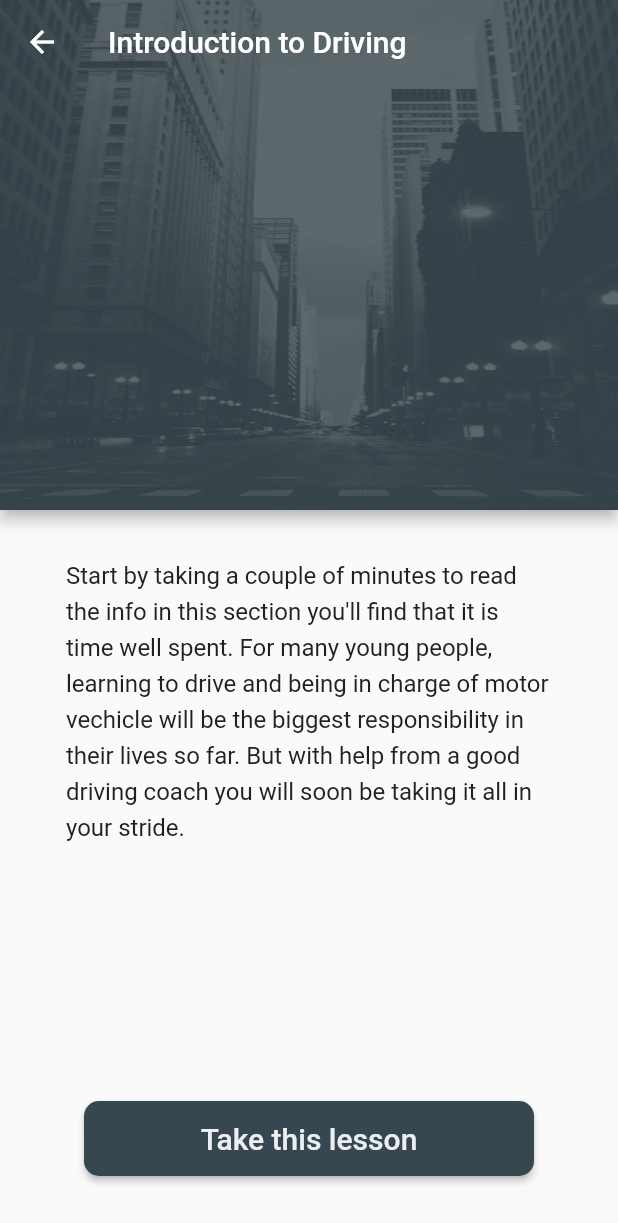
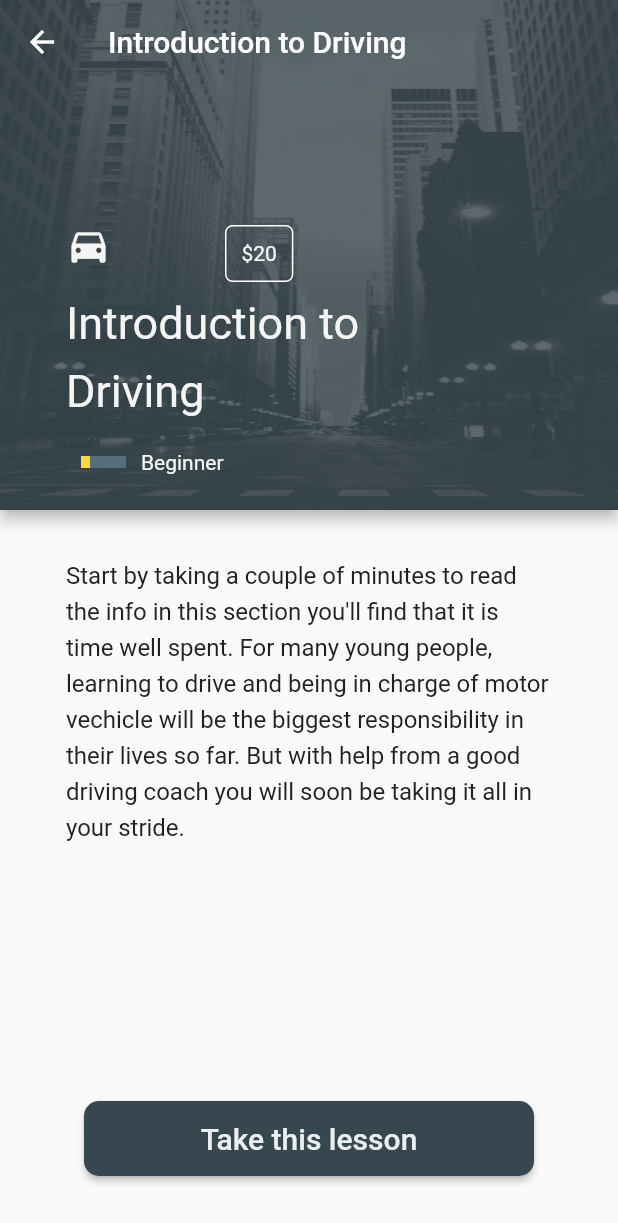
Before and after one commit to sofiabukovskaya/driving_app_flutter, a Flutter app: the screen it shows after launch, after a tap on "Introduction to Driving", on a phone screen of 412 x 824 dp. Shown: the top 1223 px of the screen. Run offline on Flutter 3.47's test engine with Material 2 defaults, Android fonts, the phone set to English and light mode, and no system bars; drawn by our look-alikes of percent_indicator.

Commit message:
Show info to another screen

```diff
--- a/lib/src/infoPageDriving.dart
+++ b/lib/src/infoPageDriving.dart
@@ -1,12 +1,6 @@
 import 'package:flutter/cupertino.dart';
 import 'package:flutter/material.dart';
-
-// class InfoPageDriving extends StatefulWidget {
-//   @override
-//   State<StatefulWidget> createState() {
-//     return InfoPageDrivingState();
-//   }
-// }
+import 'package:percent_indicator/percent_indicator.dart';
 
 class InfoPageDrivingState extends StatelessWidget {
   final String textTitle;
@@ -14,7 +8,10 @@ class InfoPageDrivingState extends StatelessWidget {
   final Icon iconData;
   final double percents;
 
-  InfoPageDrivingState({Key key, @required this.textTitle, this.levelDriver, this.iconData, this.percents}) : super(key: key);
+  InfoPageDrivingState(
+      {Key key, @required this.textTitle, this.levelDriver, this.iconData, this.percents})
+      : super(key: key);
+
   @override
   Widget build(BuildContext context) {
     return MaterialApp(
@@ -22,21 +19,54 @@ class InfoPageDrivingState extends StatelessWidget {
       theme: ThemeData(
         primaryColor: Color(0xFF37474F),
       ),
-      home: Scaffold (
+      home: Scaffold(
         appBar: PreferredSize(
           preferredSize: Size.fromHeight(340),
-          child: AppBar(
-              title: Text(textTitle),
-              leading: IconButton(icon: Icon(Icons.arrow_back), onPressed:() => Navigator.pop(context)),
+          child: Stack(
+            children: <Widget>[
+          AppBar(
+          title: Text(textTitle, textAlign: TextAlign.center,),
+          leading: IconButton(icon: Icon(Icons.arrow_back),
+              onPressed: () => Navigator.pop(context)),
           flexibleSpace: Container(
             decoration: BoxDecoration(
                 image: DecorationImage(
                   image: AssetImage('images/background_new_york.jpg'),
-                  colorFilter: ColorFilter.mode(Colors.black.withOpacity(0.2), BlendMode.dstATop),
+                  colorFilter: ColorFilter.mode(
+                      Colors.black.withOpacity(0.2), BlendMode.dstATop),
                   fit: BoxFit.fill,
                 )
             ),
           ),
+        ),
+        Padding(padding: EdgeInsets.only(top: 150, left: 44),
+            child: Icon(Icons.drive_eta, size: 30.0, color: Colors.grey[100])
+        ),
+        Padding(padding: EdgeInsets.only(top: 190, left: 44, right: 170),
+            child: Text(textTitle, style: TextStyle(
+                fontSize: 30, height: 1.5, color: Colors.grey[100]))
+        ),
+        Padding(padding: EdgeInsets.only(top: 300, left: 44, right: 170),
+            child: LinearPercentIndicator(
+                width: 50,
+                lineHeight: 8,
+                animation: true,
+                progressColor: Colors.amberAccent,
+                backgroundColor: Colors.blueGrey[600],
+                percent: percents,
+                trailing: Text(levelDriver,
+                    style: TextStyle(fontSize: 14, color: Colors.grey[100])))
+        ),
+              Container(
+          margin: const EdgeInsets.all(150.0),
+          padding: const EdgeInsets.all(10.0),
+          decoration: BoxDecoration(
+            border: Border.all(color:  Colors.white, width: 1),
+            borderRadius: BorderRadius.all(Radius.circular(5))
+          ), //
+            child: Text("\$20", style: TextStyle(fontSize: 14, color: Colors.grey[100]))
+          )
+        ],
       ),
     ),
     body: Stack(
@@ -64,7 +94,8 @@ class InfoPageDrivingState extends StatelessWidget {
     )
     ],
     ),
-      ),
+    )
+    ,
     );
   }
 }
```
Lines whose indentation alone changed are shown as unchanged.
